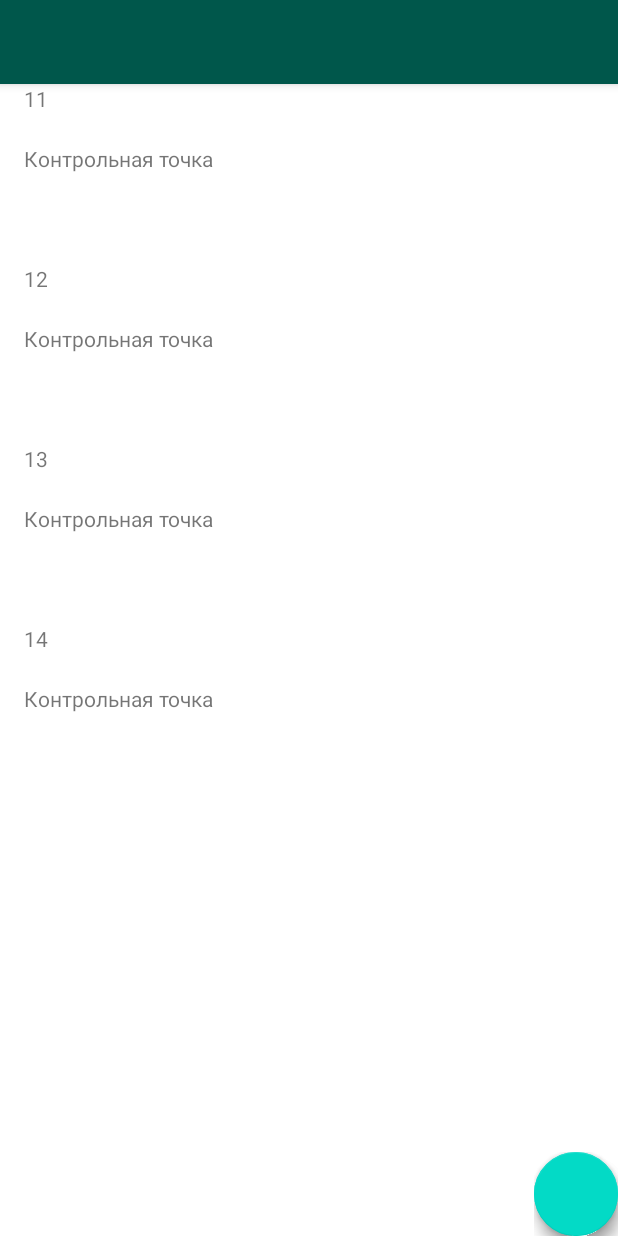
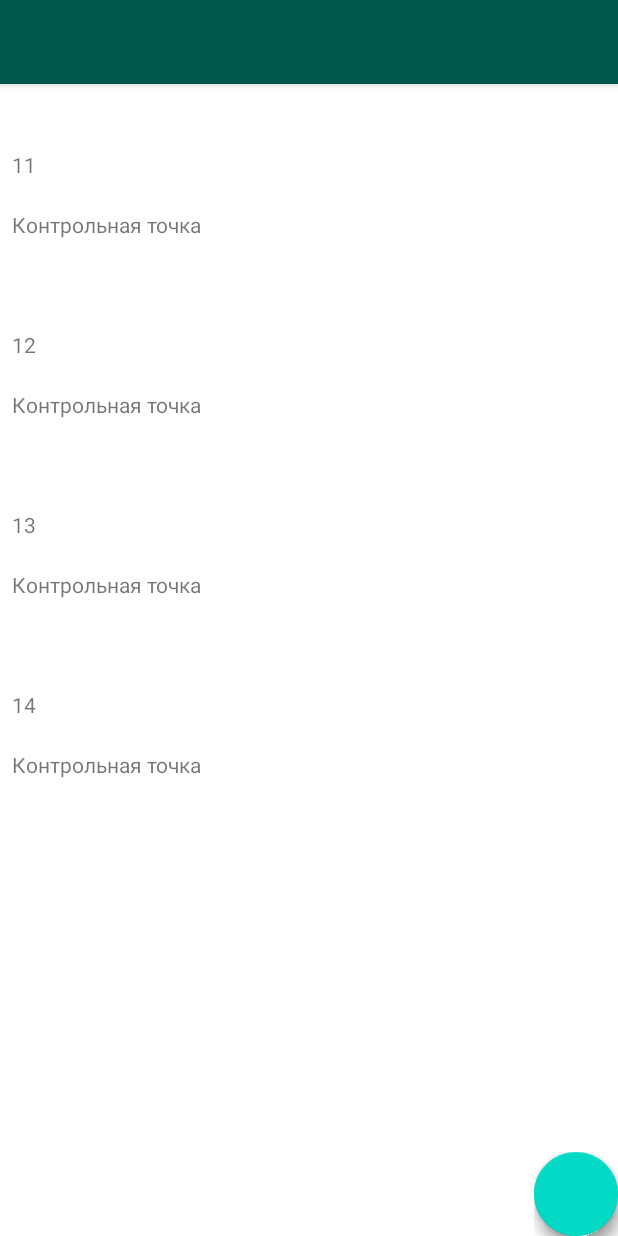
Before and after one commit to Nematin/Android_project, an Android app: the CActivityMain screen opened directly, with no data from a screen before it, on a phone screen of 412 x 824 dp. Run offline under Robolectric (Android 15) with nearby library versions, the phone set to English and light mode, and no system bars; our stand-ins replace Dagger/Hilt's generated code, Room's generated code, RxJava, data binding; plain views replace FloatingActionButton, FloatingActionMenu, FloatingActionsMenu; 1 statement that could not run was skipped.

Commit message:
1. Корректировка внешнего вида меток у всплывающих кнопок для соответствования требованиям макета. 2. Восстановлена кнопка во врагменте файлов отчёта в лабораторной работе. 3. Исправлена ошибка и произведена небольшая оптимизация алгоритма вывода списка лабораторных на экран. 4. Добавлено сворачивание меню плавающих кнопок после кликов.

```diff
--- a/app/src/main/java/ru/psu/studyit/view/activities/CActivityMain.kt
+++ b/app/src/main/java/ru/psu/studyit/view/activities/CActivityMain.kt
@@ -16,13 +16,15 @@ import ru.psu.studyit.model.CLab
 import javax.inject.Inject
 
 import androidx.recyclerview.widget.LinearLayoutManager
-import androidx.recyclerview.widget.RecyclerView
 import io.reactivex.Single
 import io.reactivex.android.schedulers.AndroidSchedulers
 import io.reactivex.schedulers.Schedulers
 import kotlinx.android.synthetic.main.content_activity_main.*
 import ru.psu.studyit.view.activities.lab.CActivityLab
 import ru.psu.studyit.view.adapters.CRecyclerViewAdapterLabs
+
+import kotlinx.android.synthetic.main.activity_main.*
+
 
 class CActivityMain                         : CActivityBase() {
 
@@ -32,16 +34,15 @@ class CActivityMain                         : CActivityBase() {
     internal var tasks                      : ArrayList<CLab>
                                             = ArrayList()
 
-    private var recyclerView                : RecyclerView?
-                                            = null
-
     fun fabOpenLabClick(view: View) {
+        floatingActionsMenuOpenLab.collapse()
         val intent                          = Intent(this, CActivityLab::class.java)
         startActivity(intent)
     }
 
 
     fun fabOpenLabQRClick(view: View) {
+        floatingActionsMenuOpenLab.collapse()
         val intent                          = Intent(this, CActivityQRScanner::class.java)
         startActivity(intent)
     }
@@ -51,6 +52,27 @@ class CActivityMain                         : CActivityBase() {
         super.onCreate(savedInstanceState)
         setContentView(R.layout.activity_main)
 
+
+        initControls()
+        updateTasks()
+    }
+    private fun initControls()
+    {
+        RecyclerViewTasks?.layoutManager    = LinearLayoutManager(this)
+        // устанавливаем для списка адаптер
+        RecyclerViewTasks?.adapter          = CRecyclerViewAdapterLabs(this)
+
+        FrameLayoutInterceptor.setOnTouchListener(View.OnTouchListener { _, _ ->
+            if (floatingActionsMenuOpenLab.isExpanded)
+            {
+                floatingActionsMenuOpenLab.collapse()
+                return@OnTouchListener true
+            }
+            false
+        })
+    }
+    private fun updateTasks()
+    {
         //Асинхронный запрос данных по отчётам по лабораторным работам в БД.
         registerDisposable(
             //Запрашиваем список существующих лабораторных
@@ -80,21 +102,16 @@ class CActivityMain                         : CActivityBase() {
                 //Обрабатываем результат - выводим данные на экран.
                 .subscribe (
                     {
-                        tasks.addAll(it)
-                        recyclerView?.adapter?.notifyDataSetChanged()
+                        (RecyclerViewTasks?.adapter as CRecyclerViewAdapterLabs?)?.labs?.addAll(it)
+                            .let {
+                                RecyclerViewTasks?.adapter?.notifyDataSetChanged()
+                            }
+
                     },
                     {
                         Log.e("STUDYIT", "Exception while fetching lab list", it)
                     }
                 )
         )
-
-        RecyclerViewTasks?.layoutManager    = LinearLayoutManager(this)
-
-        // устанавливаем для списка адаптер
-        RecyclerViewTasks?.adapter          = CRecyclerViewAdapterLabs(this, tasks)
-
-
     }
-
 }
--- a/app/src/main/java/ru/psu/studyit/view/adapters/CRecyclerViewAdapterLabs.java
+++ b/app/src/main/java/ru/psu/studyit/view/adapters/CRecyclerViewAdapterLabs.java
@@ -15,6 +15,7 @@ import android.widget.Toast;
 
 import ru.psu.studyit.R;
 
+import java.util.ArrayList;
 import java.util.List;
 
 import androidx.recyclerview.widget.RecyclerView;
@@ -31,10 +32,10 @@ public class CRecyclerViewAdapterLabs extends RecyclerView.Adapter<CRecyclerView
     private List<CLab> labs;
     private Context context;
 
-    public CRecyclerViewAdapterLabs(Context context, List<CLab> CLabs) {
-        this.labs = CLabs;
-        this.inflater = LayoutInflater.from(context);
-        this.context = context;
+    public CRecyclerViewAdapterLabs(Context context) {
+        this.labs                           = new ArrayList<>();
+        this.inflater                       = LayoutInflater.from(context);
+        this.context                        = context;
     }
     @Override
     public CRecyclerViewAdapterLabs.ViewHolder onCreateViewHolder(ViewGroup parent, int viewType) {
@@ -90,4 +91,8 @@ public class CRecyclerViewAdapterLabs extends RecyclerView.Adapter<CRecyclerView
             status = view.findViewById((R.id.status));
         }
     }
+    public List<CLab> getLabs()
+    {
+        return labs;
+    }
 }
--- a/app/src/main/res/layout/activity_main.xml
+++ b/app/src/main/res/layout/activity_main.xml
@@ -23,10 +23,15 @@
         <include
             android:id="@+id/layout_content"
             layout="@layout/content_activity_main"
-
-            android:paddingTop="?attr/actionBarSize"
             />
         <!--app:viewModel="@{viewModel}"-->
+
+        <!--Для прослушивания кликов пользователя вне меню, чтобы закрывать его.-->
+        <FrameLayout
+            android:id="@+id/FrameLayoutInterceptor"
+            android:descendantFocusability="blocksDescendants"
+            android:layout_width="match_parent"
+            android:layout_height="match_parent"/>
 
         <RelativeLayout
             android:layout_width="match_parent"
@@ -74,47 +79,5 @@
             </com.getbase.floatingactionbutton.FloatingActionsMenu>
         </RelativeLayout>
 
-
-        <!--<RelativeLayout-->
-            <!--android:layout_width="match_parent"-->
-            <!--android:layout_height="match_parent"-->
-            <!--tools:layout_editor_absoluteX="16dp"-->
-            <!--tools:layout_editor_absoluteY="0dp">-->
-
-            <!--<com.github.clans.fab.FloatingActionMenu-->
-                <!--android:layout_width="match_parent"-->
-                <!--android:layout_height="wrap_content"-->
-                <!--android:layout_alignParentStart="true"-->
-                <!--android:layout_alignParentLeft="true"-->
-                <!--android:layout_alignParentBottom="true"-->
-                <!--android:layout_marginStart="0dp"-->
-                <!--android:layout_marginLeft="0dp"-->
-                <!--android:layout_marginBottom="0dp"-->
-                <!--app:menu_colorNormal="@color/primary"-->
-                <!--app:menu_colorPressed="@color/primaryDark"-->
-                <!--app:menu_fab_label="Выберите способ">-->
-
-                <!--<com.github.clans.fab.FloatingActionButton-->
-                    <!--android:layout_width="match_parent"-->
-                    <!--android:layout_height="match_parent"-->
-                    <!--android:onClick="onFABClick"-->
-                    <!--android:src="@drawable/ic_add_white_24dp"-->
-                    <!--app:fab_colorNormal="@color/primary"-->
-                    <!--app:fab_colorPressed="@color/primaryDark"-->
-                    <!--app:fab_label="Ручной ввод" />-->
-
-                <!--<com.github.clans.fab.FloatingActionButton-->
-                    <!--android:layout_width="match_parent"-->
-                    <!--android:layout_height="match_parent"-->
-                    <!--android:onClick="onFABQRClick"-->
-                    <!--android:src="@drawable/ic_add_white_24dp"-->
-                    <!--app:fab_colorNormal="@color/primary"-->
-                    <!--app:fab_colorPressed="@color/primaryDark"-->
-                    <!--app:fab_label="QR Code" />-->
-
-            <!--</com.github.clans.fab.FloatingActionMenu>-->
-        <!--</RelativeLayout>-->
-
-
     </androidx.coordinatorlayout.widget.CoordinatorLayout>
 </layout>
--- a/app/src/main/res/layout/content_activity_main.xml
+++ b/app/src/main/res/layout/content_activity_main.xml
@@ -5,6 +5,7 @@
     android:layout_width="match_parent"
     android:layout_height="match_parent"
     android:orientation="vertical"
+    android:layout_marginTop="?attr/actionBarSize"
     >
     <androidx.recyclerview.widget.RecyclerView
 
@@ -12,10 +13,10 @@
         android:id="@+id/RecyclerViewTasks"
         android:layout_width="match_parent"
         android:layout_height="match_parent"
-        android:layout_marginStart="16dp"
-        android:layout_marginTop="16dp"
-        android:layout_marginEnd="16dp"
-        android:layout_marginBottom="16dp"
+        android:layout_marginStart="8dp"
+        android:layout_marginTop="4dp"
+        android:layout_marginEnd="8dp"
+        android:layout_marginBottom="4dp"
 
         app:layout_behavior="@string/appbar_scrolling_view_behavior"
         />
--- a/app/src/main/res/values/strings.xml
+++ b/app/src/main/res/values/strings.xml
@@ -39,6 +39,8 @@
     <string name="Materials">Materials</string>
     <string name="Comments">Comments</string>
     <string name="ManualInput">Manual input</string>
+    <string name="Documents">Documents</string>
+    <string name="Photos">Photos</string>
 
 
 </resources>
```
Also changed, not shown: app/src/main/java/ru/psu/studyit/view/activities/lab/CFragmentLabFiles.kt (+23 -6 lines), app/src/main/res/layout/fragment_lab_files.xml (+47 -36 lines), 1 other file.
